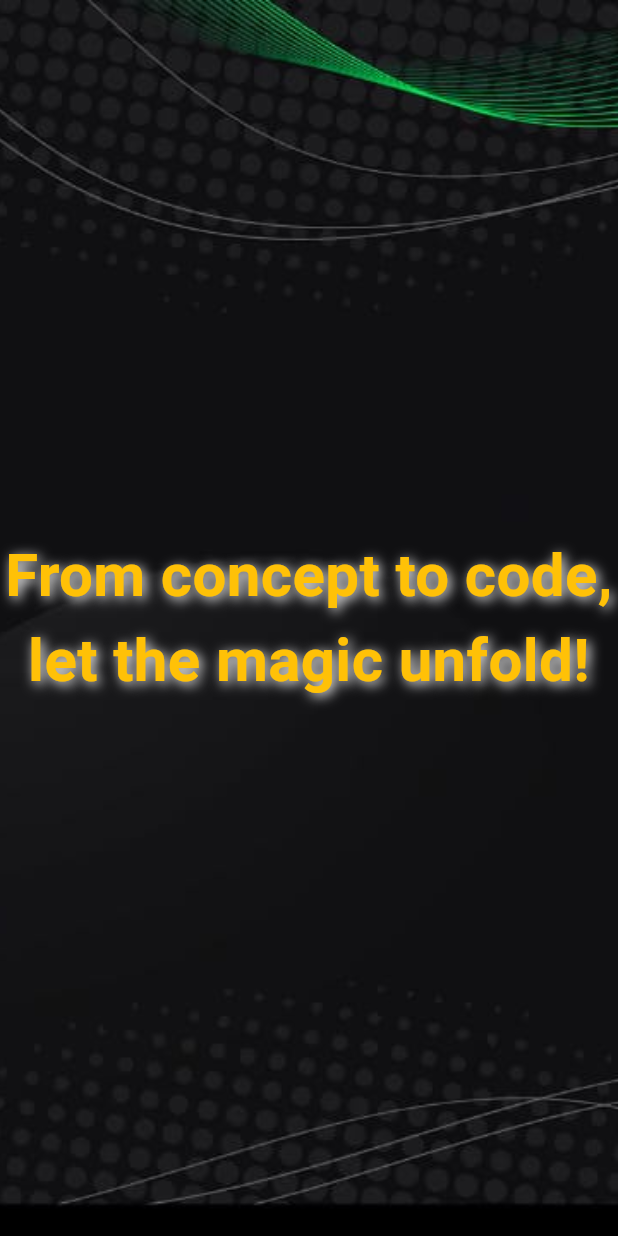
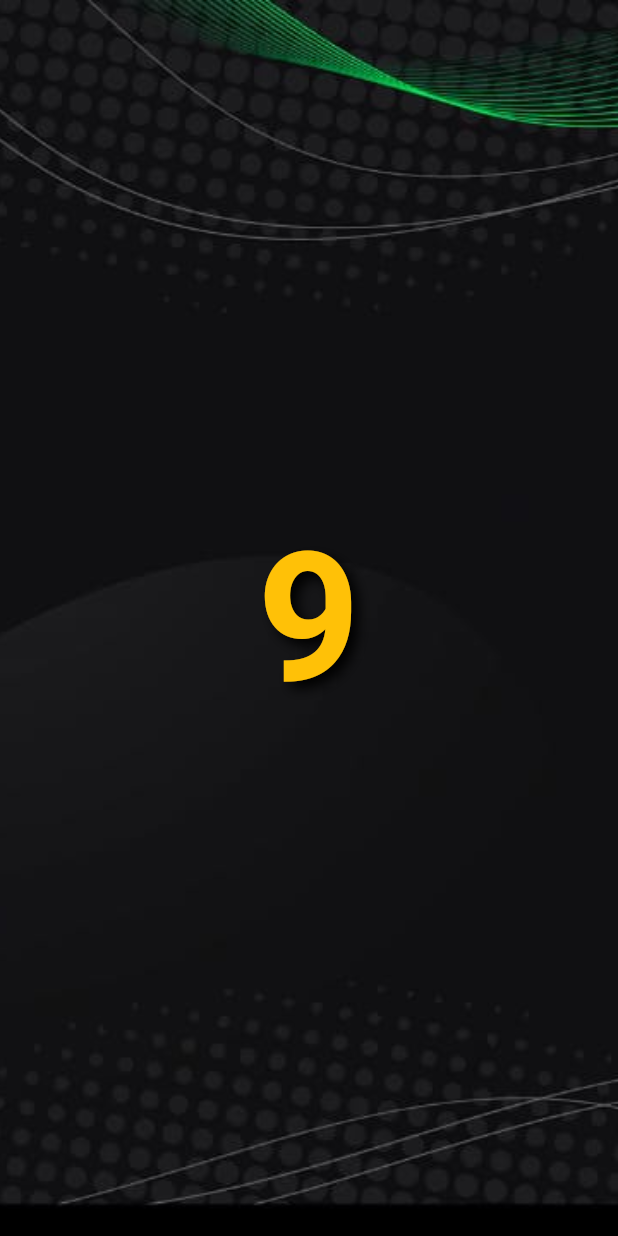
Before and after one commit to Minokainduwara/hacktrail_timer, a Flutter app: the TimerScreen screen opened directly, on a phone screen of 412 x 824 dp. Run offline on Flutter 3.47's test engine with Material 3 defaults, Android fonts, the light colour scheme and no system bars; our stand-ins replace audioplayers.

```diff
--- a/lib/timer_screen.dart
+++ b/lib/timer_screen.dart
@@ -12,8 +12,9 @@ class TimerScreen extends StatefulWidget {
 class _TimerScreenState extends State<TimerScreen>
     with SingleTickerProviderStateMixin {
   int openingCountdown = 10;
+  bool showCountdown = true;
+  bool showIntro = false; // intro will show after countdown
   bool showHackathon = false;
-  bool showIntro = true; // show intro text first
 
   static const int hackathonDuration = 6 * 60 * 60; // 6 hours
   int remainingTime = hackathonDuration;
@@ -21,6 +22,7 @@ class _TimerScreenState extends State<TimerScreen>
 
   Timer? openingTimer;
   Timer? hackathonTimer;
+
   final AudioPlayer audioPlayer = AudioPlayer();
 
   late AnimationController _scaleController;
@@ -33,41 +35,36 @@ class _TimerScreenState extends State<TimerScreen>
     _scaleController = AnimationController(
       vsync: this,
       duration: const Duration(milliseconds: 300),
-      lowerBound: 0.8,
-      upperBound: 1.2,
     );
 
-    _scaleAnimation = CurvedAnimation(
-      parent: _scaleController,
-      curve: Curves.easeInOut,
+    _scaleAnimation = Tween<double>(begin: 0.8, end: 1.2).animate(
+      CurvedAnimation(parent: _scaleController, curve: Curves.easeInOut),
     );
 
-    startIntro();
-  }
-
-  void startIntro() {
-    // Show intro text for 3 seconds
-    Future.delayed(const Duration(seconds: 3), () {
-      setState(() {
-        showIntro = false; // hide intro
-      });
     startOpeningCountdown();
-    });
   }
 
   void startOpeningCountdown() {
     openingTimer = Timer.periodic(const Duration(seconds: 1), (timer) async {
-      if (openingCountdown > 1) {
-        // Play beep sound
+      if (openingCountdown > 0) {
         await audioPlayer.play(AssetSource('beep.mp3'));
         setState(() => openingCountdown--);
-
-        // Animate scale
         _scaleController.forward(from: 0.8);
       } else {
         timer.cancel();
-        setState(() => showHackathon = true);
+        setState(() {
+          showCountdown = false;
+          showIntro = true; // show the quote now
+        });
+
+        // Show quote for 3 seconds then start hackathon timer
+        Future.delayed(const Duration(seconds: 3), () {
+          setState(() {
+            showIntro = false;
+            showHackathon = true;
+          });
           startHackathonTimer();
+        });
       }
     });
   }
@@ -95,8 +92,8 @@ class _TimerScreenState extends State<TimerScreen>
   void dispose() {
     openingTimer?.cancel();
     hackathonTimer?.cancel();
+    _scaleController.dispose();
     audioPlayer.dispose();
-    _scaleController.dispose();
     super.dispose();
   }
 
@@ -108,16 +105,31 @@ class _TimerScreenState extends State<TimerScreen>
         height: double.infinity,
         decoration: const BoxDecoration(
           image: DecorationImage(
-            image: AssetImage("assets/backdrop.jpeg"), // background image
+            image: AssetImage("assets/backdrop.jpeg"),
             fit: BoxFit.cover,
           ),
         ),
         child: Center(
-          child: showIntro
-              ? AnimatedOpacity(
-                  opacity: showIntro ? 1.0 : 0.0,
-                  duration: const Duration(seconds: 1),
-                  child: const Text(
+          child: showCountdown
+              ? ScaleTransition(
+                  scale: _scaleAnimation,
+                  child: Text(
+                    "$openingCountdown",
+                    style: const TextStyle(
+                      fontSize: 100,
+                      fontWeight: FontWeight.bold,
+                      color: Colors.amber,
+                      shadows: [
+                        Shadow(
+                            blurRadius: 10,
+                            color: Colors.black,
+                            offset: Offset(4, 4)),
+                      ],
+                    ),
+                  ),
+                )
+              : showIntro
+                  ? const Text(
                       "From concept to code,\nlet the magic unfold!",
                       textAlign: TextAlign.center,
                       style: TextStyle(
@@ -131,7 +143,6 @@ class _TimerScreenState extends State<TimerScreen>
                             offset: Offset(2, 2),
                           )
                         ],
-                    ),
                       ),
                     )
                   : showHackathon
@@ -185,23 +196,7 @@ class _TimerScreenState extends State<TimerScreen>
                             ),
                           ],
                         )
-                  : ScaleTransition(
-                      scale: _scaleAnimation,
-                      child: Text(
-                        "$openingCountdown",
-                        style: const TextStyle(
-                          fontSize: 100,
-                          fontWeight: FontWeight.bold,
-                          color: Colors.amber,
-                          shadows: [
-                            Shadow(
-                                blurRadius: 10,
-                                color: Colors.black,
-                                offset: Offset(4, 4)),
-                          ],
-                        ),
-                      ),
-                    ),
+                      : const SizedBox.shrink(),
         ),
       ),
     );
--- a/pubspec.yaml
+++ b/pubspec.yaml
@@ -14,7 +14,7 @@ environment:
 dependencies:
   flutter:
     sdk: flutter
-  audioplayers: ^1.0.1
+  audioplayers: ^5.0.1
 
   cupertino_icons: ^1.0.8
 
```
Also changed, not shown: pubspec.lock, 1 other file. Lines whose indentation alone changed are shown as unchanged.
